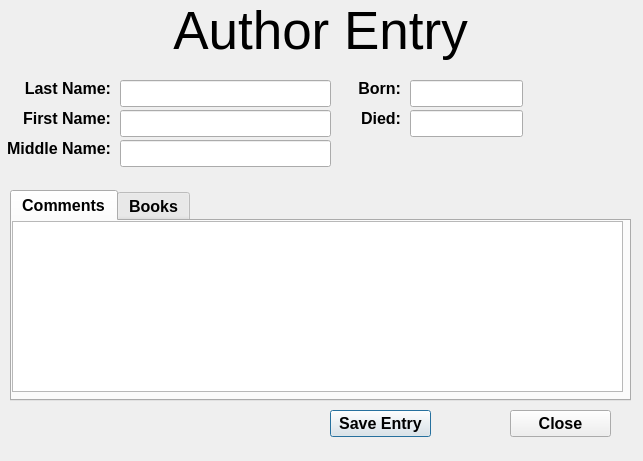
First picture: the form in Collection/Tools/collection/designer/ui_author.ui, repository JimFowler/books, before the edit.
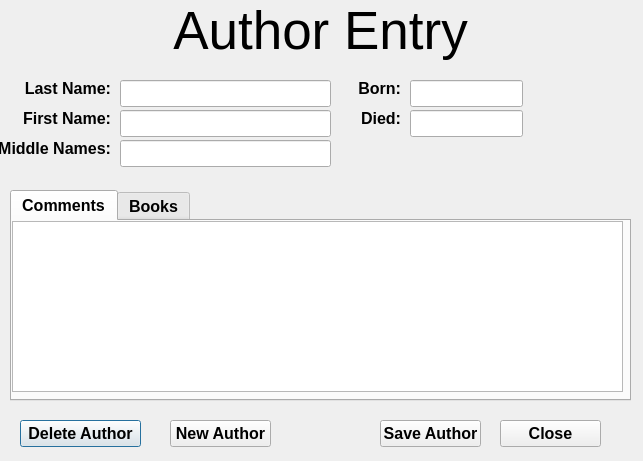
Second picture: the form after the edit.

Commit message:
Prelimiary author, vendor, and ToDo views for individual entries
 Changes to be committed:
	modified:   Collection/ChangeLog
	modified:   Collection/Tools/collection/Makefile
	new file:   Collection/Tools/collection/author.py
	modified:   Collection/Tools/collection/designer/ui_author.ui
	modified:   Collection/Tools/collection/library.py
	modified:   Collection/Tools/collection/mainWindow.py
	modified:   Collection/Tools/collection/tasks.py
	modified:   Collection/Tools/collection/vendor.py

```diff
--- a/Collection/Tools/collection/designer/ui_author.ui
+++ b/Collection/Tools/collection/designer/ui_author.ui
@@ -89,7 +89,7 @@
     </font>
    </property>
    <property name="text">
-    <string>Middle Name:</string>
+    <string>Middle Names:</string>
    </property>
    <property name="alignment">
     <set>Qt::AlignRight|Qt::AlignTrailing|Qt::AlignVCenter</set>
@@ -227,48 +227,9 @@
    <property name="font">
     <font>
      <pointsize>12</pointsize>
-    </font>
-   </property>
-  </widget>
-  <widget class="QPushButton" name="saveButton">
-   <property name="geometry">
-    <rect>
-     <x>330</x>
-     <y>410</y>
-     <width>101</width>
-     <height>27</height>
-    </rect>
-   </property>
-   <property name="font">
-    <font>
-     <pointsize>12</pointsize>
      <weight>75</weight>
      <bold>true</bold>
     </font>
-   </property>
-   <property name="text">
-    <string>Save Entry</string>
-   </property>
-  </widget>
-  <widget class="QPushButton" name="quit_Button">
-   <property name="geometry">
-    <rect>
-     <x>510</x>
-     <y>410</y>
-     <width>101</width>
-     <height>27</height>
-    </rect>
-   </property>
-   <property name="font">
-    <font>
-     <family>Ubuntu</family>
-     <pointsize>12</pointsize>
-     <weight>75</weight>
-     <bold>true</bold>
-    </font>
-   </property>
-   <property name="text">
-    <string>Close</string>
    </property>
   </widget>
   <widget class="QTabWidget" name="tabWidget">
@@ -321,6 +282,109 @@
     </widget>
    </widget>
   </widget>
+  <widget class="QLabel" name="idLabel">
+   <property name="geometry">
+    <rect>
+     <x>530</x>
+     <y>60</y>
+     <width>70</width>
+     <height>17</height>
+    </rect>
+   </property>
+   <property name="font">
+    <font>
+     <pointsize>12</pointsize>
+     <weight>75</weight>
+     <bold>true</bold>
+    </font>
+   </property>
+   <property name="text">
+    <string/>
+   </property>
+   <property name="alignment">
+    <set>Qt::AlignRight|Qt::AlignTrailing|Qt::AlignVCenter</set>
+   </property>
+  </widget>
+  <widget class="QPushButton" name="deleteButton">
+   <property name="geometry">
+    <rect>
+     <x>20</x>
+     <y>420</y>
+     <width>121</width>
+     <height>27</height>
+    </rect>
+   </property>
+   <property name="font">
+    <font>
+     <pointsize>12</pointsize>
+     <weight>75</weight>
+     <bold>true</bold>
+    </font>
+   </property>
+   <property name="text">
+    <string>Delete Author</string>
+   </property>
+  </widget>
+  <widget class="QPushButton" name="newButton">
+   <property name="geometry">
+    <rect>
+     <x>170</x>
+     <y>420</y>
+     <width>101</width>
+     <height>27</height>
+    </rect>
+   </property>
+   <property name="font">
+    <font>
+     <pointsize>12</pointsize>
+     <weight>75</weight>
+     <bold>true</bold>
+    </font>
+   </property>
+   <property name="text">
+    <string>New Author</string>
+   </property>
+  </widget>
+  <widget class="QPushButton" name="closeButton">
+   <property name="geometry">
+    <rect>
+     <x>500</x>
+     <y>420</y>
+     <width>101</width>
+     <height>27</height>
+    </rect>
+   </property>
+   <property name="font">
+    <font>
+     <pointsize>12</pointsize>
+     <weight>75</weight>
+     <bold>true</bold>
+    </font>
+   </property>
+   <property name="text">
+    <string>Close</string>
+   </property>
+  </widget>
+  <widget class="QPushButton" name="saveButton">
+   <property name="geometry">
+    <rect>
+     <x>380</x>
+     <y>420</y>
+     <width>101</width>
+     <height>27</height>
+    </rect>
+   </property>
+   <property name="font">
+    <font>
+     <pointsize>12</pointsize>
+     <weight>75</weight>
+     <bold>true</bold>
+    </font>
+   </property>
+   <property name="text">
+    <string>Save Author</string>
+   </property>
+  </widget>
  </widget>
  <tabstops>
   <tabstop>lastName</tabstop>
```
Left out of the diff: 26 changed lines with no effect on the pictures. The commit also changes 7 other files.
